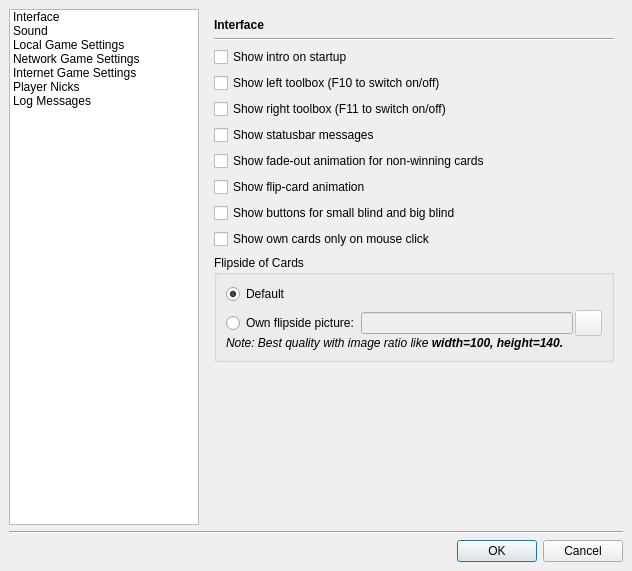
Above: src/gui/qt/settingsdialog.ui from pokerth/pokerth before the change. Below: the same form after it.
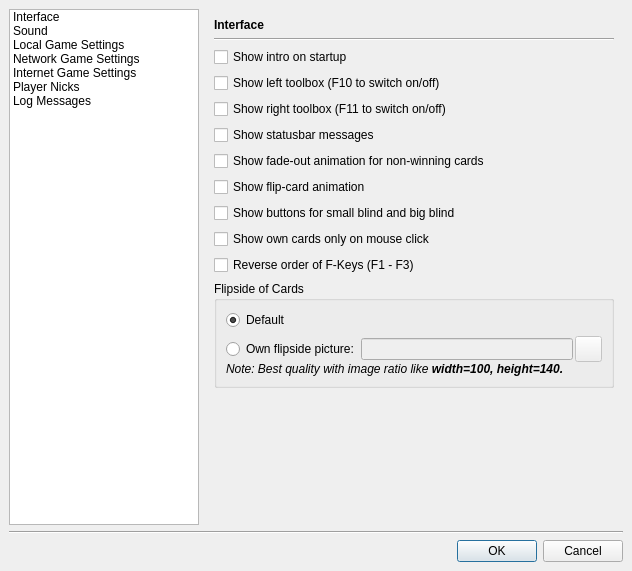
That is the form after the change. Icons and pictures are not drawn. Custom widgets are drawn as their Qt base class.

Commit message: reverse FKey order option added

```diff
--- a/src/gui/qt/settingsdialog.ui
+++ b/src/gui/qt/settingsdialog.ui
@@ -62,7 +62,7 @@
        <property name="verticalSpacing" >
         <number>6</number>
        </property>
-       <item row="11" column="0" >
+       <item row="12" column="0" >
         <spacer>
          <property name="orientation" >
           <enum>Qt::Vertical</enum>
@@ -75,7 +75,7 @@
          </property>
         </spacer>
        </item>
-       <item row="10" column="0" >
+       <item row="11" column="0" >
         <widget class="QGroupBox" name="groupBox" >
          <property name="title" >
           <string>Flipside of Cards</string>
@@ -203,6 +203,13 @@
          </property>
         </widget>
        </item>
+       <item row="10" column="0" >
+        <widget class="QCheckBox" name="checkBox_alternateFKeysUserActionMode" >
+         <property name="text" >
+          <string>Reverse order of F-Keys (F1 - F3)</string>
+         </property>
+        </widget>
+       </item>
        <item row="4" column="0" >
         <widget class="QCheckBox" name="checkBox_showRightToolbox" >
          <property name="text" >
```
The commit also changes 3 other files.
